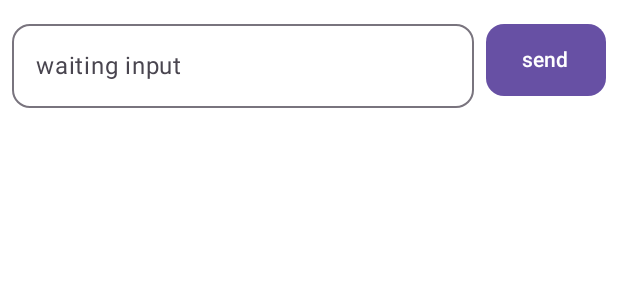
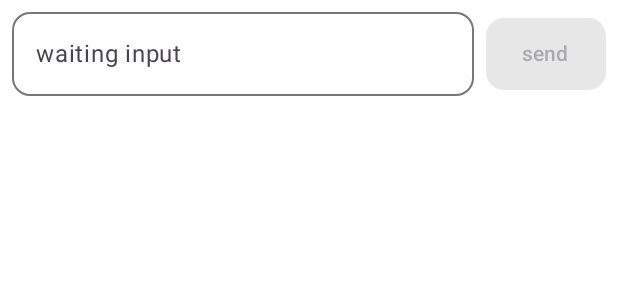
Before and after one commit to ofsa11/StudyChat, an Android app built with Jetpack Compose: the @Preview function UserInputPreview, on a phone screen of 412 x 824 dp. Shown: the top 300 px of the screen. Run offline under Robolectric (Android 15) with nearby library versions, the phone set to English and light mode, and no system bars.

Commit message:
feat: 优化用户输入组件

```diff
--- a/app/src/main/java/com/example/studychat/ui/page/ChatPage.kt
+++ b/app/src/main/java/com/example/studychat/ui/page/ChatPage.kt
@@ -176,9 +176,8 @@ fun Message(
         }
     }
 }
-
 @Composable
-fun UserInput(onMessageSent: (String) -> Unit){
+fun UserInput(onMessageSent: (String) -> Unit) {
     var text by rememberSaveable { mutableStateOf("") }
 
     Row(
@@ -186,34 +185,33 @@ fun UserInput(onMessageSent: (String) -> Unit){
             .fillMaxWidth()
             .padding(8.dp)
             .imePadding(),
-        verticalAlignment = Alignment.CenterVertically,
-    ){
+        verticalAlignment = Alignment.CenterVertically
+    ) {
         OutlinedTextField(
             value = text,
             onValueChange = { text = it },
-            label = { Text("waiting input")},
+            placeholder = { Text("waiting input") },
             modifier = Modifier
                 .weight(1f)
                 .heightIn(min = 48.dp),
             maxLines = 4,
             shape = RoundedCornerShape(12.dp),
         )
+
         Spacer(modifier = Modifier.width(8.dp))
+
         Button(
-            modifier = Modifier
-                .heightIn(48.dp),
-            shape = RoundedCornerShape(12.dp),
-
             onClick = {
                 if (text.isNotBlank()) {
-                    onMessageSent(text)
+                    onMessageSent(text.trim())
                     text = ""
                 }
             },
-        ){
-            Text(
-                text = "send",
-            )
+            modifier = Modifier.height(48.dp),
+            shape = RoundedCornerShape(12.dp),
+            enabled = text.isNotBlank()
+        ) {
+            Text("send")
         }
     }
 }
```
